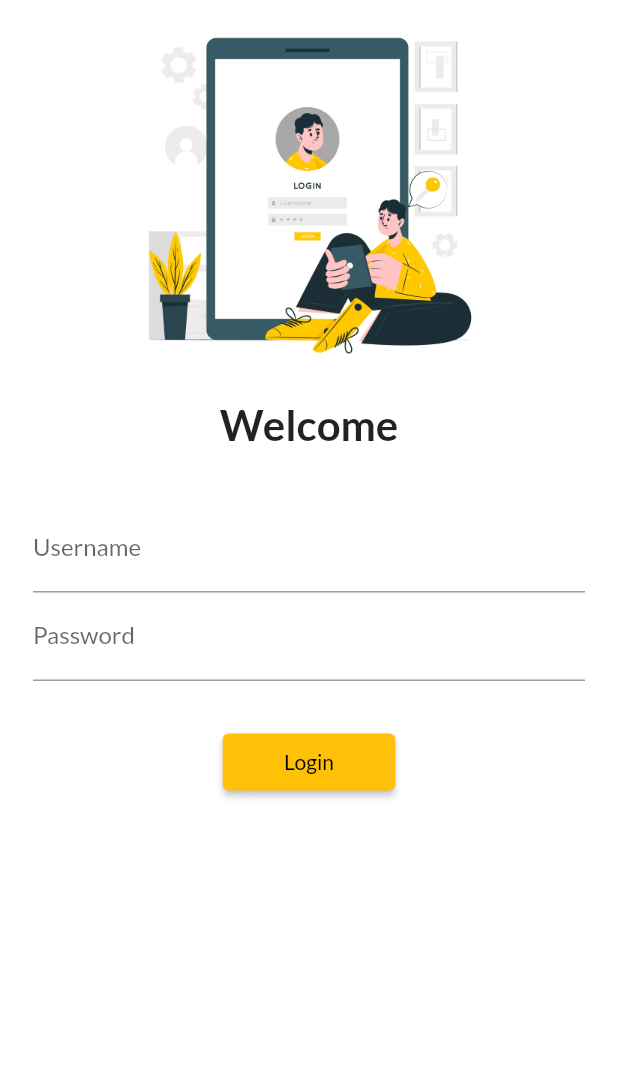
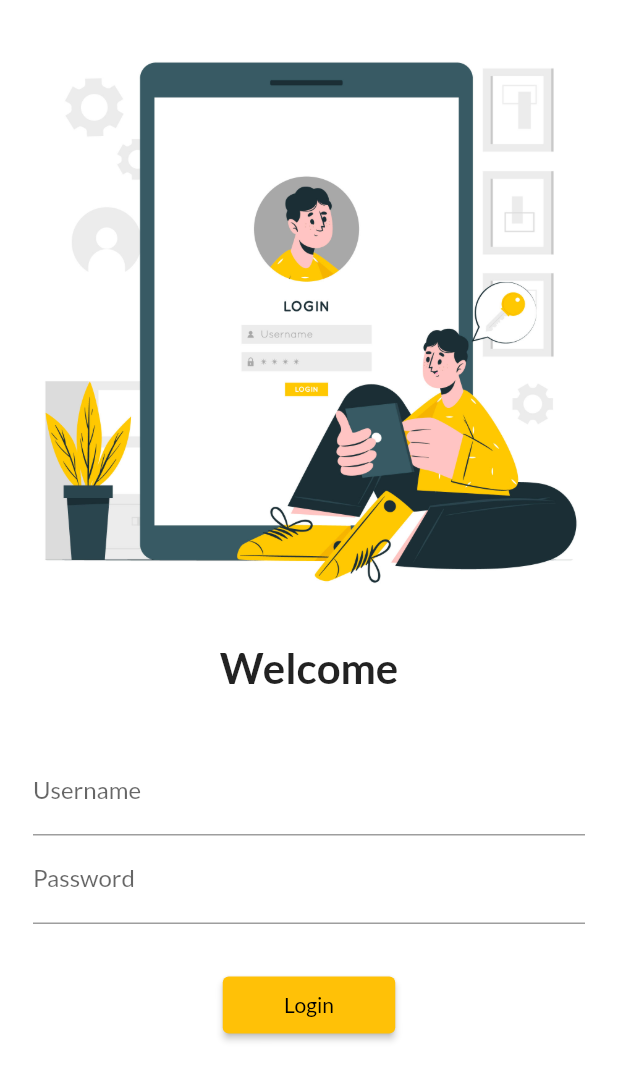
Before and after one commit to MuhammadHaiderSharif/Learning-Flutter, a Flutter app: the screen it shows after launch, on a phone screen of 412 x 824 dp. Shown: the top 1080 px of the screen. Run offline on Flutter 3.47's test engine with Material 2 defaults, Android fonts, the phone set to English and light mode, and no system bars; our stand-ins replace google_fonts.

Commit message:
Day-5 completed

```diff
--- a/lib/pages/login_page.dart
+++ b/lib/pages/login_page.dart
@@ -6,16 +6,16 @@ class LoginPage extends StatelessWidget {
 
   @override
   Widget build(BuildContext context) {
-    return Material(
-        color: Colors.white,
-        child: SafeArea(
+    return Scaffold(
+        backgroundColor: Colors.white,
+        body: SafeArea(
           child: SingleChildScrollView(
             child: Column(
               children: [
                 Image.asset(
                   "assets/images/login_image.jpg",
-                  fit: BoxFit.cover,
-                  height: 250,
+                  fit: BoxFit.cover
+                  ,
                 ),
                 SizedBox(
                   height: 16.0,
```
